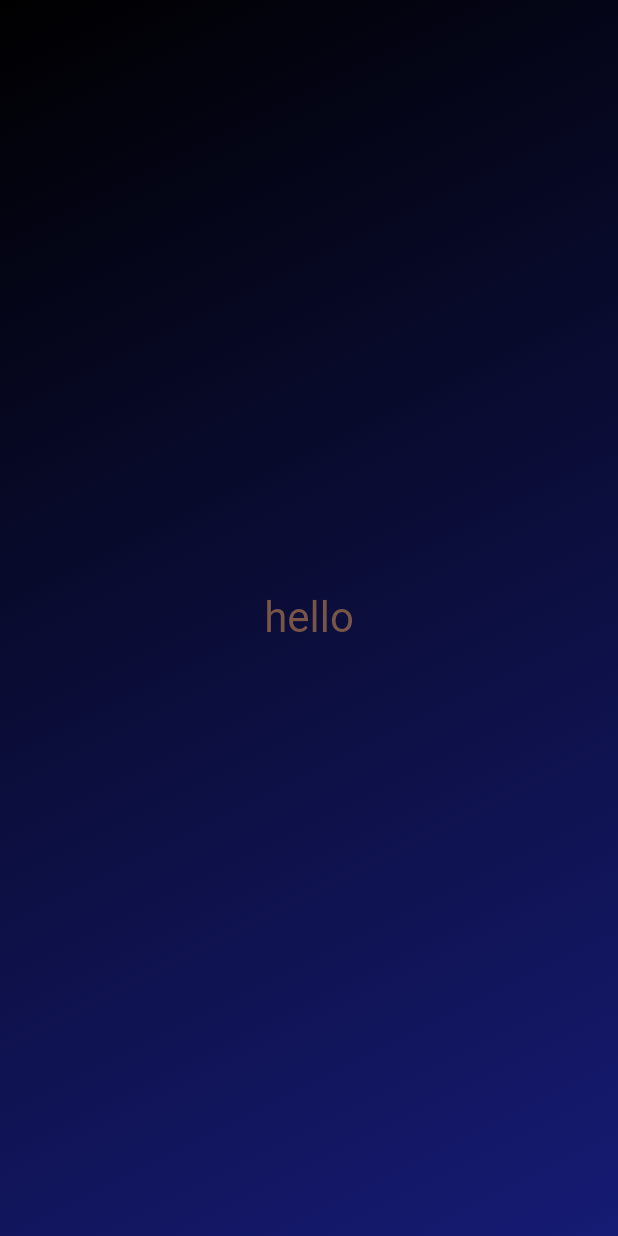
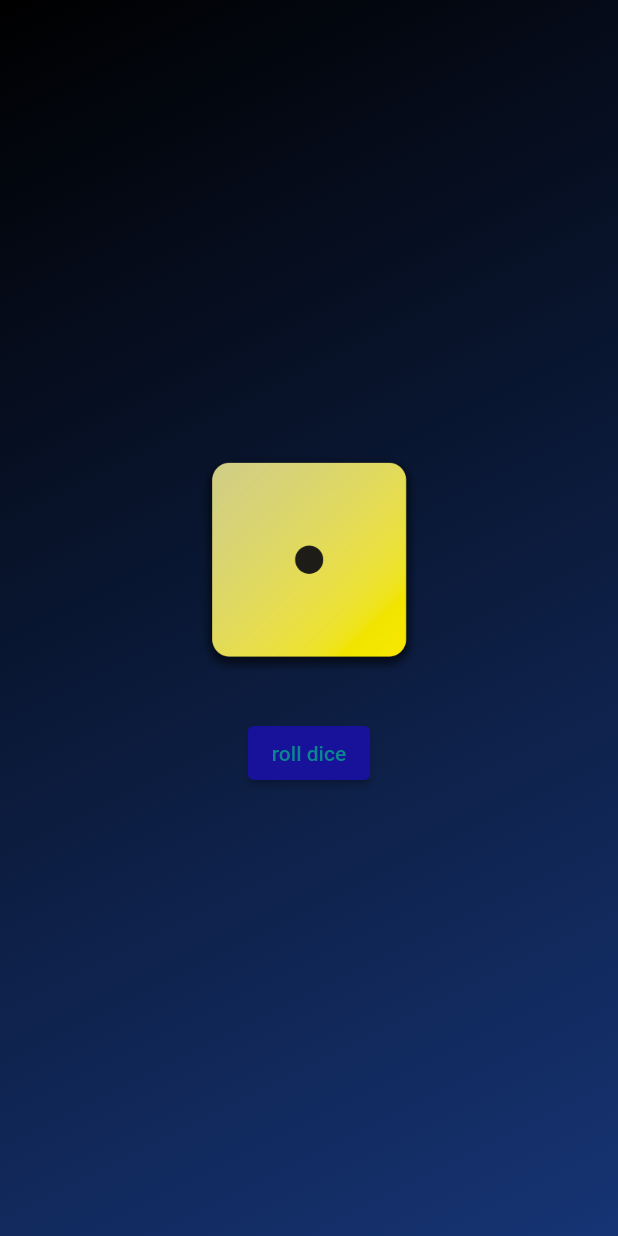
Before and after one commit to widejoy/app_1, a Flutter app: the screen it shows after launch, on a phone screen of 412 x 824 dp. Run offline on Flutter 3.47's test engine with Material 2 defaults, Android fonts, the light colour scheme and no system bars.

Commit message:
project functional

```diff
--- a/lib/base.dart
+++ b/lib/base.dart
@@ -1,3 +1,4 @@
+import 'package:app_1/dice.dart';
 import 'package:flutter/material.dart';
 
 
@@ -5,34 +6,18 @@ var topAllignment = Alignment.topLeft;
 var endAllignment = Alignment.bottomRight;
 
 class BaseContainer extends StatelessWidget {
-  BaseContainer(this.color1,this.color2,{super.key});
-  Color color1,color2;
+  const BaseContainer(this.color_1, {super.key});
+  final List<Color> color_1;
+
   @override
   Widget build(context) {
     return Container(
-      decoration:  BoxDecoration(
-        gradient: LinearGradient(colors: [
-          color1,
-          color2,
-        ], begin: topAllignment, end: endAllignment),
+      decoration: BoxDecoration(
+        gradient: LinearGradient(
+            colors: color_1, begin: topAllignment, end: endAllignment),
       ),
-      child:  Center(
-        child: BaseText('hello'),
-      ),
+      child: const Center(
+          child: diceRoll() ),
     );
   }
 }
-
-// ignore: must_be_immutable
-class BaseText extends StatelessWidget {
-   BaseText(this.text,{super.key});
-
-String text;
-  @override
-  Widget build(context) {
-    return  Text(
-      text,
-      style: const TextStyle(color: Colors.brown, fontSize: 28),
-    );
-  }
-}
--- /dev/null
+++ b/lib/dice.dart
@@ -0,0 +1,52 @@
+// ignore_for_file: camel_case_types
+
+import 'package:flutter/material.dart';
+import 'dart:math';
+
+
+
+
+class diceRoll extends StatefulWidget{
+  const diceRoll({super.key});
+
+  @override
+  State<diceRoll> createState() {
+    return _DiceRoller();
+  }
+
+}
+
+class _DiceRoller extends State<diceRoll>{
+  var dice = 'assets/dice-1.png';
+
+
+  void rollDice() {
+    var a =Random().nextInt(6)+1;
+    setState(() {
+      dice = 'assets/dice-$a.png';
+    });
+
+  }
+  @override
+
+  Widget build(BuildContext context) {
+    return Column(
+        mainAxisSize: MainAxisSize.min,
+        children: [
+          Image.asset(
+            dice,
+            width: 150,
+          ),
+          const SizedBox(height: 30,),
+          ElevatedButton(
+            style: ElevatedButton.styleFrom(
+                backgroundColor: const Color.fromARGB(255, 24, 17, 154),
+                foregroundColor: const Color.fromARGB(255, 10, 134, 143)),
+
+            onPressed: rollDice,
+            child: const Text('roll dice'),
+          )
+        ],
+      );
+  }
+}
--- a/lib/main.dart
+++ b/lib/main.dart
@@ -4,9 +4,9 @@ import 'package:flutter/material.dart';
 void main() {
 
   runApp(
-    MaterialApp(
+     const MaterialApp(
       home: Scaffold(
-        body: BaseContainer(Colors.black,const Color.fromARGB(255, 22, 27, 116)),
+        body: BaseContainer([Colors.black,Color.fromARGB(255, 22, 52, 116)]),
       ),
     ),
   );
```
Also changed, not shown: pubspec.yaml (+7 -1 lines), assets/dice-1.png (added), assets/dice-2.png (added), assets/dice-3.png (added), assets/dice-4.png (added), assets/dice-5.png (added), assets/dice-6.png (added).
